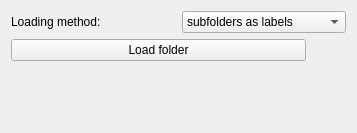
The window that plugins/imageplugins/folderplugin/folderconfigwidget.ui (Joensw/RCAIT) describes before a commit, drawn with Qt 5.
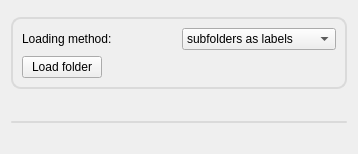
The same window after the commit. Icons and pictures are not drawn.

Commit message: Updated UI style on settings related widgets

The edit to the form file:
```diff
--- a/plugins/imageplugins/folderplugin/folderconfigwidget.ui
+++ b/plugins/imageplugins/folderplugin/folderconfigwidget.ui
@@ -6,21 +6,49 @@
    <rect>
     <x>0</x>
     <y>0</y>
-    <width>357</width>
-    <height>133</height>
+    <width>358</width>
+    <height>154</height>
    </rect>
   </property>
+  <property name="sizePolicy">
+   <sizepolicy hsizetype="Preferred" vsizetype="Preferred">
+    <horstretch>0</horstretch>
+    <verstretch>0</verstretch>
+   </sizepolicy>
+  </property>
   <property name="windowTitle">
    <string>FolderPlugin</string>
   </property>
   <property name="accessibleName">
    <string>Folder Loader Plugin</string>
   </property>
+  <property name="styleSheet">
+   <string notr="true">QGroupBox {
+          border: 2px solid rgb(218,218,218);
+          border-radius: 10px;
+          margin-top: 6px;
+          }
+          QGroupBox::title {
+          subcontrol-origin: margin;
+          left: 12px;
+          padding: 0px 3px 0px 3px;
+          }</string>
+  </property>
   <layout class="QGridLayout" name="gridLayout">
    <item row="0" column="0">
-    <layout class="QVBoxLayout" name="verticalLayout">
-     <item>
-      <layout class="QHBoxLayout" name="horizontalLayout">
+    <widget class="QGroupBox" name="groupBox">
+     <property name="sizePolicy">
+      <sizepolicy hsizetype="Preferred" vsizetype="Preferred">
+       <horstretch>0</horstretch>
+       <verstretch>0</verstretch>
+      </sizepolicy>
+     </property>
+     <property name="title">
+      <string/>
+     </property>
+     <layout class="QGridLayout" name="gridLayout_2">
+      <item row="0" column="0" colspan="2">
+       <layout class="QHBoxLayout" name="horizontalLayout_2">
        <item>
         <widget class="QLabel" name="label">
          <property name="text">
@@ -49,10 +77,14 @@
        </item>
       </layout>
      </item>
-     <item>
-      <layout class="QHBoxLayout" name="horizontalLayout_2">
-       <item>
+      <item row="1" column="0">
         <widget class="QPushButton" name="loadFolderButton">
+        <property name="sizePolicy">
+         <sizepolicy hsizetype="Fixed" vsizetype="Fixed">
+          <horstretch>0</horstretch>
+          <verstretch>0</verstretch>
+         </sizepolicy>
+        </property>
          <property name="text">
           <string>Load folder</string>
          </property>
@@ -60,38 +92,59 @@
           <iconset resource="../../../Resources/UI_Icons.qrc">
            <normaloff>:/UISymbols/UI_Images_Folder_Icon.svg</normaloff>:/UISymbols/UI_Images_Folder_Icon.svg</iconset>
          </property>
-        </widget>
-       </item>
-       <item>
-        <spacer name="horizontalSpacer">
-         <property name="orientation">
-          <enum>Qt::Horizontal</enum>
-         </property>
-         <property name="sizeType">
-          <enum>QSizePolicy::Minimum</enum>
+        <property name="iconSize">
+         <size>
+          <width>45</width>
+          <height>16</height>
+         </size>
+        </property>
+       </widget>
+      </item>
+     </layout>
+    </widget>
+   </item>
+   <item row="1" column="0">
+    <spacer name="verticalSpacer">
+     <property name="orientation">
+      <enum>Qt::Vertical</enum>
          </property>
          <property name="sizeHint" stdset="0">
           <size>
-           <width>40</width>
-           <height>20</height>
+       <width>20</width>
+       <height>40</height>
           </size>
          </property>
         </spacer>
        </item>
-      </layout>
-     </item>
-     <item>
-      <layout class="QHBoxLayout" name="horizontalLayout_3">
-       <item>
+   <item row="2" column="0">
+    <widget class="Line" name="line">
+     <property name="styleSheet">
+      <string notr="true">    border: none;
+    background: rgb(218,218,218);
+    border-radius: 1px;
+    max-height: 2px;
+    min-height: 2px;</string>
+     </property>
+     <property name="orientation">
+      <enum>Qt::Horizontal</enum>
+     </property>
+    </widget>
+   </item>
+   <item row="3" column="0">
         <widget class="QLabel" name="save_label">
+     <property name="sizePolicy">
+      <sizepolicy hsizetype="Preferred" vsizetype="Maximum">
+       <horstretch>0</horstretch>
+       <verstretch>0</verstretch>
+      </sizepolicy>
+     </property>
+     <property name="styleSheet">
+      <string notr="true">QLabel { color : green; }</string>
+     </property>
          <property name="text">
           <string/>
          </property>
         </widget>
-       </item>
-      </layout>
-     </item>
-    </layout>
    </item>
   </layout>
  </widget>
```
Lines whose indentation alone changed are shown as unchanged. The commit also changes 3 other files.
